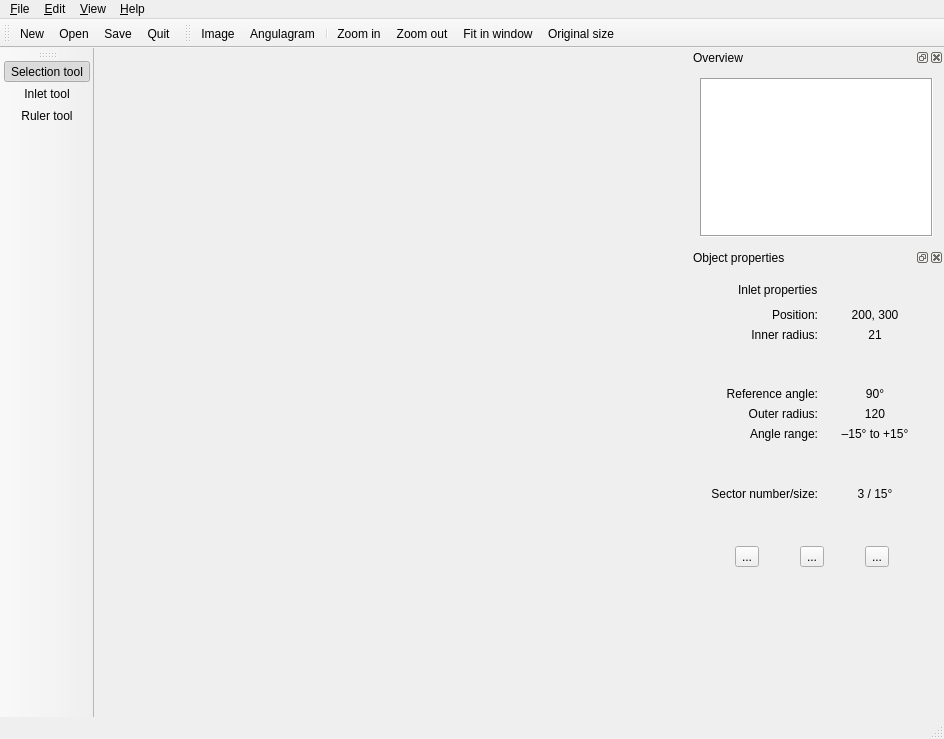
Old version of the form topino/ui/mainwindow.ui in the repository XXY1227/topino.
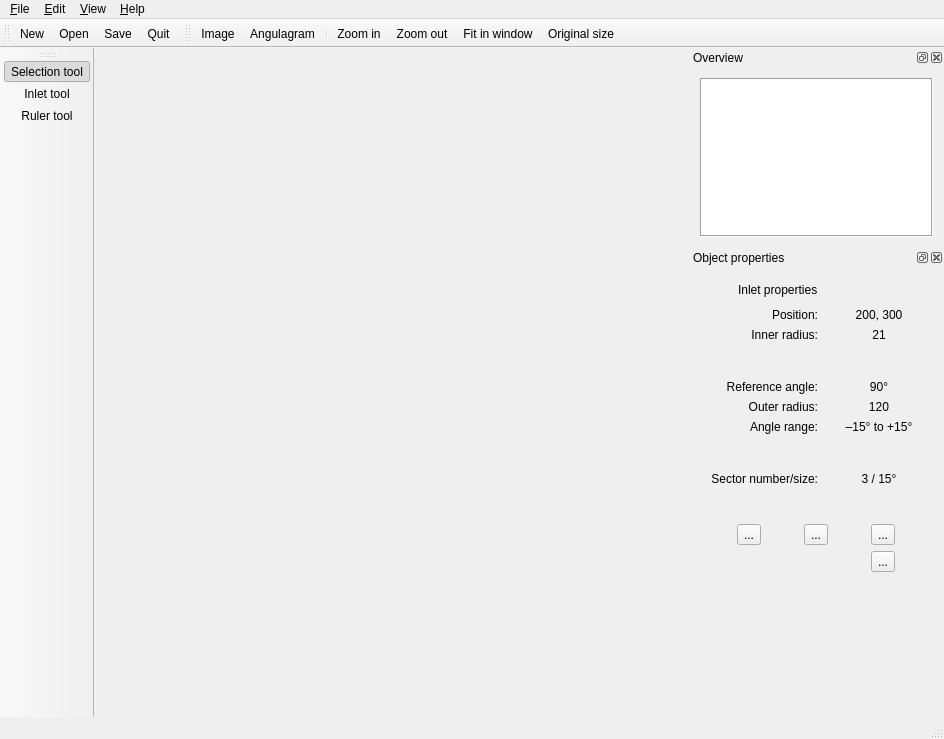
New version of the form. The open tabs and pages were chosen to show the change. Icons and pictures are not drawn.

Commit message: Added some inlet tools

What changed in the file:
```diff
--- a/topino/ui/mainwindow.ui
+++ b/topino/ui/mainwindow.ui
@@ -219,8 +219,8 @@
       <rect>
        <x>0</x>
        <y>0</y>
-       <width>248</width>
-       <height>350</height>
+       <width>256</width>
+       <height>348</height>
       </rect>
      </property>
      <property name="sizePolicy">
@@ -1168,9 +1168,9 @@
         </widget>
        </item>
        <item row="10" column="0" colspan="3">
-        <layout class="QHBoxLayout" name="horizontalLayout_5" stretch="0,0,0">
-         <item>
-          <widget class="QToolButton" name="toolEditImage_4">
+        <layout class="QGridLayout" name="gridLayout_7">
+         <item row="0" column="1">
+          <widget class="QToolButton" name="toolSwapSignsOfInlet">
            <property name="toolTip">
             <string>Preprocess image</string>
            </property>
@@ -1192,8 +1192,8 @@
            </property>
           </widget>
          </item>
-         <item>
-          <widget class="QToolButton" name="toolSwitchImage_4">
+         <item row="0" column="0">
+          <widget class="QToolButton" name="toolSetMainInlet">
            <property name="toolTip">
             <string>Swap source and processed image</string>
            </property>
@@ -1215,8 +1215,8 @@
            </property>
           </widget>
          </item>
-         <item>
-          <widget class="QToolButton" name="toolResetImage_4">
+         <item row="0" column="2">
+          <widget class="QToolButton" name="toolSnapInletToImage">
            <property name="toolTip">
             <string>Resets the processed image</string>
            </property>
@@ -1228,7 +1228,30 @@
            </property>
            <property name="icon">
             <iconset resource="../topino.qrc">
-             <normaloff>:/ui/toolicons/inlet.png</normaloff>:/ui/toolicons/inlet.png</iconset>
+             <normaloff>:/ui/toolicons/inlet_snaptoimage.png</normaloff>:/ui/toolicons/inlet_snaptoimage.png</iconset>
+           </property>
+           <property name="iconSize">
+            <size>
+             <width>64</width>
+             <height>32</height>
+            </size>
+           </property>
+          </widget>
+         </item>
+         <item row="1" column="2">
+          <widget class="QToolButton" name="toolEditInletProps">
+           <property name="toolTip">
+            <string>Edit inlet properties</string>
+           </property>
+           <property name="statusTip">
+            <string>Edit the properties of this inlet</string>
+           </property>
+           <property name="text">
+            <string>...</string>
+           </property>
+           <property name="icon">
+            <iconset resource="../topino.qrc">
+             <normaloff>:/ui/toolicons/inlet_props.png</normaloff>:/ui/toolicons/inlet_props.png</iconset>
            </property>
            <property name="iconSize">
             <size>
```
Left out of the diff: 86 changed lines with no effect on the pictures. The commit also changes 12 other files.
